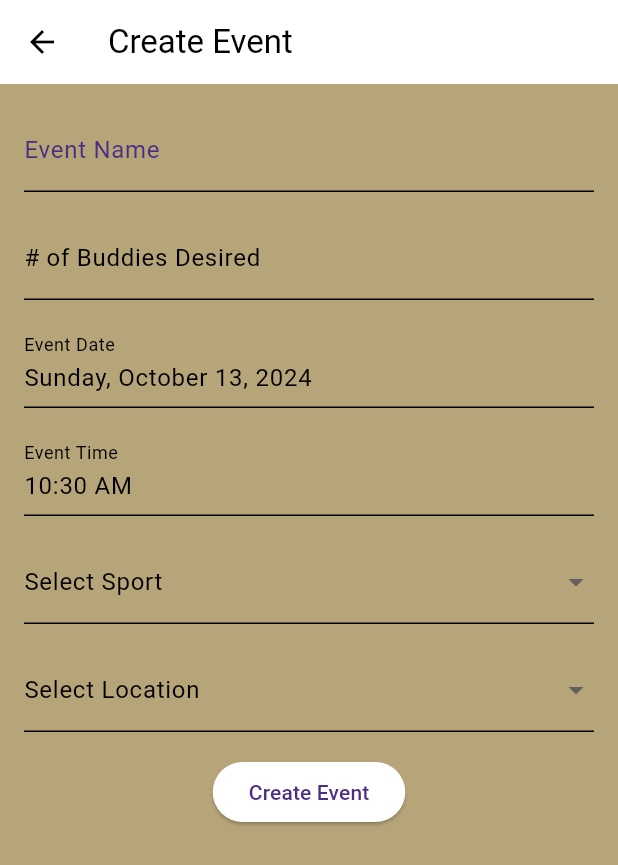
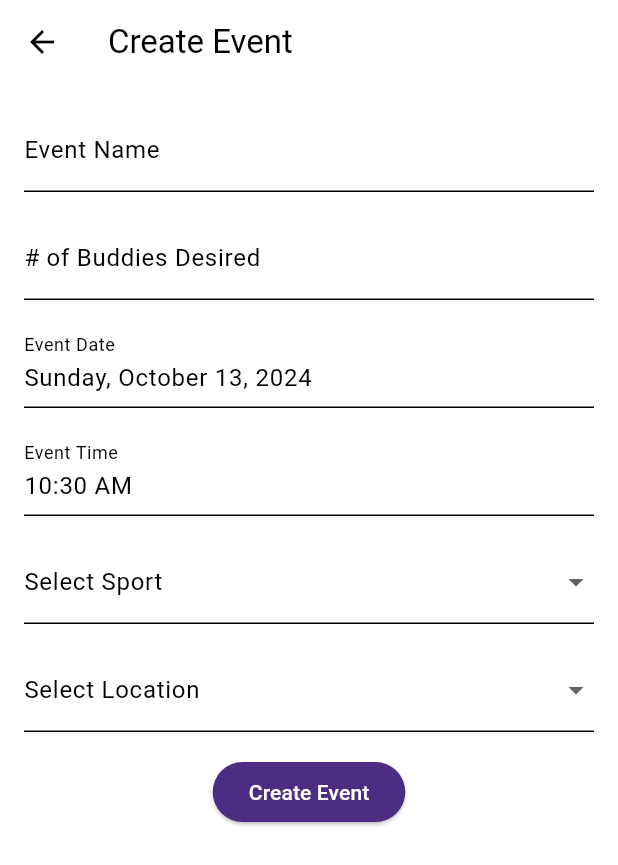
Before and after one commit to BhatArj24/find_my_buddy, a Flutter app: the screen it shows after launch, item 2 of the bottom bar chosen, on a phone screen of 412 x 824 dp. Shown: the top 865 px of the screen. Run offline on Flutter 3.47's test engine with Material 3 defaults, Android fonts, the light colour scheme and no system bars; missing offline and left inert: amplify_auth_cognito, amplify_authenticator, amplify_flutter.

Commit message:
updated event form colors

```diff
--- a/lib/pages/event_form_page.dart
+++ b/lib/pages/event_form_page.dart
@@ -69,7 +69,7 @@ class _EventCreationPageState extends State<EventForm> {
       ),
       backgroundColor: Theme.of(context)
           .colorScheme
-          .tertiary, // Set the background color here
+          .surface, // Set the background color here
       body: Padding(
         padding: const EdgeInsets.all(16.0),
         child: Form(
@@ -77,9 +77,7 @@ class _EventCreationPageState extends State<EventForm> {
           child: Column(
             children: <Widget>[
               TextFormField(
-                decoration: const InputDecoration(
-                    labelText: 'Event Name',
-                    labelStyle: TextStyle(color: Color(0xFF4B2E83))),
+                decoration: const InputDecoration(labelText: 'Event Name'),
                 validator: (value) {
                   if (value == null || value.isEmpty) {
                     return 'Please enter an event name';
@@ -211,7 +209,11 @@ class _EventCreationPageState extends State<EventForm> {
                     });
                   }
                 },
-                child: const Text('Create Event'),
+                style: ElevatedButton.styleFrom(
+                  backgroundColor: Theme.of(context).colorScheme.primary,
+                ),
+                child: const Text('Create Event',
+                    style: TextStyle(color: Colors.white)),
               ),
             ],
           ),
```
